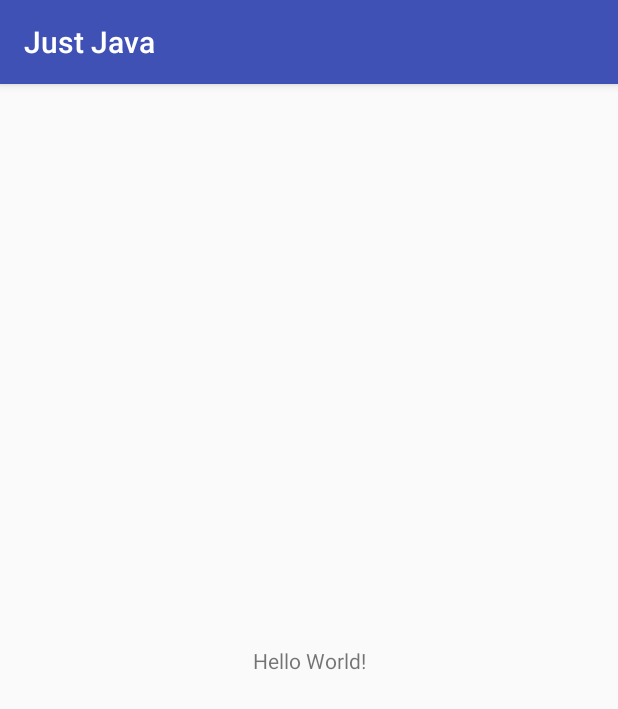
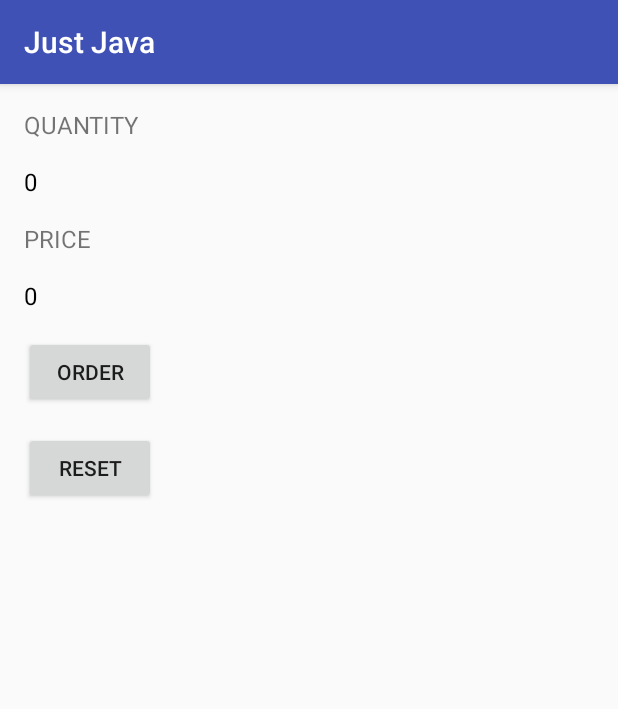
Before and after one commit to Crazzi-Boii/JustJava, an Android app: the screen it shows after launch (MainActivity), on a phone screen of 412 x 824 dp. Shown: the top 709 px of the screen. Run offline under Robolectric (Android 15) with nearby library versions, the phone set to English and light mode, and no system bars.

Commit message:
Order & reset button working

```diff
--- a/app/src/main/java/com/asitbehera/justjava/MainActivity.java
+++ b/app/src/main/java/com/asitbehera/justjava/MainActivity.java
@@ -1,13 +1,49 @@
 package com.asitbehera.justjava;
 
+import android.os.Bundle;
 import android.support.v7.app.AppCompatActivity;
-import android.os.Bundle;
+import android.view.View;
+import android.widget.TextView;
 
+import java.text.NumberFormat;
+import java.util.Locale;
+
+/**
+ * This app displays an order form to order coffee.
+ */
 public class MainActivity extends AppCompatActivity {
-
+    int quantity = 5;
     @Override
     protected void onCreate(Bundle savedInstanceState) {
         super.onCreate(savedInstanceState);
         setContentView(R.layout.activity_main);
     }
+
+    /**
+     * This method is called when the order button is clicked.
+     */
+    public void submitOrder(View view) {
+        quantity = 5;
+        display(quantity);
+        displayPrice(quantity * 5);
+    }
+    public void resetAll(View view) {
+        quantity = 0;
+        display(quantity);
+        displayPrice(quantity * 5);
+    }
+    /**
+     * This method displays the given quantity value on the screen.
+     */
+    private void display(int number) {
+        TextView quantityTextView = (TextView) findViewById(R.id.quantity_text_view);
+        quantityTextView.setText("" + number);
+    }
+    /**
+     * This method displays the given price on the screen.
+     */
+    private void displayPrice(int number) {
+        TextView priceTextView = (TextView) findViewById(R.id.price_text_view);
+        priceTextView.setText(NumberFormat.getCurrencyInstance(new Locale("en", "in")).format(number));
+    }
 }
--- a/app/src/main/res/layout/activity_main.xml
+++ b/app/src/main/res/layout/activity_main.xml
@@ -1,18 +1,57 @@
 <?xml version="1.0" encoding="utf-8"?>
-<android.support.constraint.ConstraintLayout xmlns:android="http://schemas.android.com/apk/res/android"
-    xmlns:app="http://schemas.android.com/apk/res-auto"
-    xmlns:tools="http://schemas.android.com/tools"
+<LinearLayout xmlns:android="http://schemas.android.com/apk/res/android"
     android:layout_width="match_parent"
     android:layout_height="match_parent"
-    tools:context="com.asitbehera.justjava.MainActivity">
+    android:orientation="vertical"
+    android:layout_marginTop="16dp"
+    android:layout_marginLeft="16dp"
+    >
 
     <TextView
+        android:layout_width="match_parent"
+        android:layout_height="wrap_content"
+        android:text="@string/Quantity"
+        android:textSize="16sp"
+        android:textAllCaps="true"
+        />
+
+    <TextView
+        android:layout_width="match_parent"
+        android:layout_height="wrap_content"
+        android:id="@+id/quantity_text_view"
+        android:textSize="16sp"
+        android:text="0"
+        android:textColor="@android:color/black"
+        android:layout_marginTop="16dp"/>
+    <TextView
+        android:layout_width="match_parent"
+        android:layout_height="wrap_content"
+        android:text="@string/Price"
+        android:textAllCaps="true"
+        android:layout_marginTop="16dp"
+
+        android:textSize="16sp"
+        />
+
+    <TextView
+        android:layout_width="match_parent"
+        android:layout_height="wrap_content"
+        android:id="@+id/price_text_view"
+        android:textSize="16sp"
+        android:text="0"
+        android:textColor="@android:color/black"
+        android:layout_marginTop="16dp"/>
+
+    <Button
         android:layout_width="wrap_content"
         android:layout_height="wrap_content"
-        android:text="Hello World!"
-        app:layout_constraintBottom_toBottomOf="parent"
-        app:layout_constraintLeft_toLeftOf="parent"
-        app:layout_constraintRight_toRightOf="parent"
-        app:layout_constraintTop_toTopOf="parent" />
-
-</android.support.constraint.ConstraintLayout>
+        android:layout_marginTop="16dp"
+        android:text="@string/Order"
+        android:onClick="submitOrder"/>
+    <Button
+        android:layout_width="wrap_content"
+        android:layout_height="wrap_content"
+        android:layout_marginTop="16dp"
+        android:text="@string/Reset"
+        android:onClick="resetAll"/>
+</LinearLayout>
--- a/app/src/main/res/values/strings.xml
+++ b/app/src/main/res/values/strings.xml
@@ -1,3 +1,7 @@
 <resources>
     <string name="app_name">Just Java</string>
+    <string name="Quantity">QUANTITY</string>
+    <string name="Order">ORDER</string>
+    <string name="Price">Price</string>
+    <string name="Reset">RESET</string>
 </resources>
```
